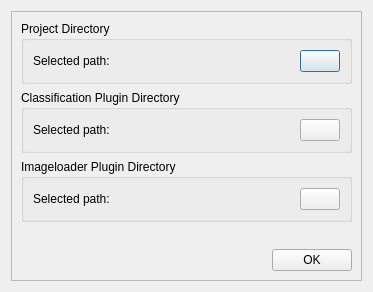
Old version of the form view/configurationdialog.ui in the repository Joensw/RCAIT.
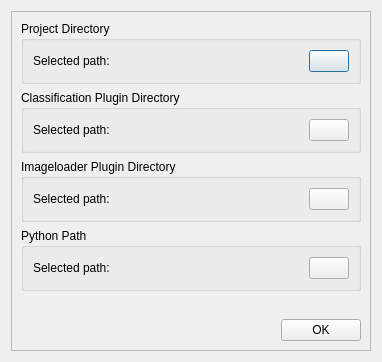
New version of the form. Icons and pictures are not drawn.

Commit message: python path should work now

The edit to the form file:
```diff
--- a/view/configurationdialog.ui
+++ b/view/configurationdialog.ui
@@ -9,14 +9,14 @@
    <rect>
     <x>0</x>
     <y>0</y>
-    <width>373</width>
-    <height>292</height>
+    <width>382</width>
+    <height>362</height>
    </rect>
   </property>
   <property name="windowTitle">
    <string>Configuration</string>
   </property>
-  <layout class="QGridLayout" name="gridLayout_5">
+  <layout class="QGridLayout" name="gridLayout_6">
    <item row="0" column="0">
     <widget class="QFrame" name="frame">
      <property name="frameShape">
@@ -187,6 +187,63 @@
           </layout>
          </widget>
         </item>
+        <item>
+         <widget class="QGroupBox" name="groupBox_4">
+          <property name="title">
+           <string>Python Path</string>
+          </property>
+          <layout class="QGridLayout" name="gridLayout_5" columnstretch="1,0">
+           <item row="0" column="1">
+            <widget class="QPushButton" name="pushButton_pythonPath">
+             <property name="sizePolicy">
+              <sizepolicy hsizetype="Fixed" vsizetype="Fixed">
+               <horstretch>0</horstretch>
+               <verstretch>0</verstretch>
+              </sizepolicy>
+             </property>
+             <property name="text">
+              <string/>
+             </property>
+             <property name="icon">
+              <iconset resource="../Resources/UI_Icons.qrc">
+               <normaloff>:/UISymbols/UI_Folder_Icon.svg</normaloff>:/UISymbols/UI_Folder_Icon.svg</iconset>
+             </property>
+            </widget>
+           </item>
+           <item row="0" column="0">
+            <layout class="QVBoxLayout" name="verticalLayout_6">
+             <item>
+              <layout class="QHBoxLayout" name="horizontalLayout_14">
+               <item>
+                <widget class="QLabel" name="label_selectedPath4">
+                 <property name="sizePolicy">
+                  <sizepolicy hsizetype="Maximum" vsizetype="Preferred">
+                   <horstretch>0</horstretch>
+                   <verstretch>0</verstretch>
+                  </sizepolicy>
+                 </property>
+                 <property name="text">
+                  <string>Selected path:</string>
+                 </property>
+                </widget>
+               </item>
+               <item>
+                <widget class="QLabel" name="label_pythonPath">
+                 <property name="text">
+                  <string/>
+                 </property>
+                 <property name="scaledContents">
+                  <bool>false</bool>
+                 </property>
+                </widget>
+               </item>
+              </layout>
+             </item>
+            </layout>
+           </item>
+          </layout>
+         </widget>
+        </item>
         <item>
          <widget class="QLabel" name="label_error">
           <property name="styleSheet">
```
Left out of the diff: 10 changed lines with no effect on the pictures. The commit also changes 12 other files.
